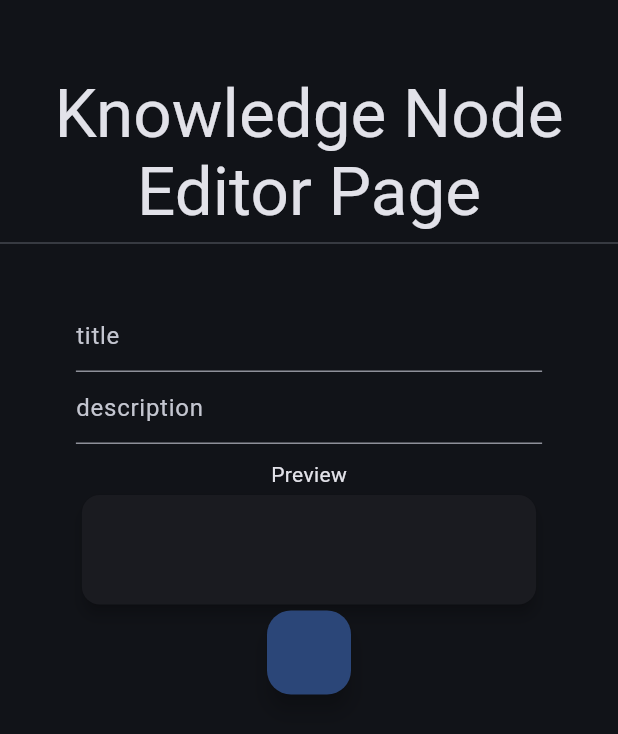
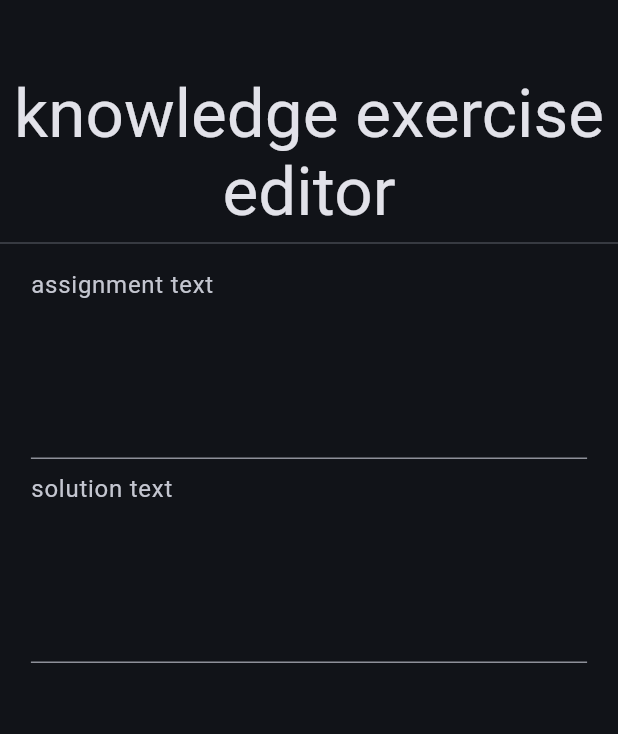
Before and after one commit to winfryed/knowledge_dependency_graph_manager, a Flutter app: the screen it shows after launch, on a phone screen of 412 x 824 dp. Shown: the top 734 px of the screen. Run offline on Flutter 3.47's test engine with Material 2 defaults, Android fonts, the phone set to English and light mode, and no system bars; missing offline and left inert: flutter_math_fork.

Commit message:
rendered_tex.dart

```diff
--- a/lib/main.dart
+++ b/lib/main.dart
@@ -6,6 +6,7 @@ import 'package:flutter/material.dart';
 import 'package:knowledge_dependency_graph_manager/database/knowledge_database.dart';
 import 'package:knowledge_dependency_graph_manager/database/knowledge_json_converter.dart';
 import 'package:knowledge_dependency_graph_manager/database/knowledge_json_converter_default.dart';
+import 'package:knowledge_dependency_graph_manager/presentation/widgets/pages/knowledge_exercise_editor.dart';
 import 'package:knowledge_dependency_graph_manager/presentation/widgets/pages/knowledge_node_editor.dart';
 
 void main() {
@@ -25,8 +26,8 @@ class KnowledgeFrameworkManagerApp extends StatelessWidget {
       title: 'Flutter Demo',
       theme: ThemeData(useMaterial3: true,colorSchemeSeed: Colors.blueAccent,brightness: Brightness.dark
       ),
-      home: Scaffold(body: KnowledgeNodeEditorPage(onAdd: (knowledgeNode) {
-        KnowledgeDatabase.instance.setKnowledgeNode(knowledgeNode);
+      home: Scaffold(body: KnowledgeExerciseEditorPage(onAdd: (exercise) {
+        // KnowledgeDatabase.instance.setKnowledgeNode(knowledgeNode);
       },),),
     );
   }
--- /dev/null
+++ b/lib/presentation/widgets/other/kfm_card_with_column.dart
@@ -0,0 +1,29 @@
+// @author Matthias Weigt 02.03.23
+// All rights reserved ©2023
+
+import 'package:flutter/material.dart';
+
+class KFMCardWithColumn extends StatelessWidget {
+  const KFMCardWithColumn(
+      {super.key, required this.children, this.width, this.height});
+
+  final List<Widget> children;
+
+  final double? width;
+  final double? height;
+
+  @override
+  Widget build(BuildContext context) {
+    return SizedBox(width: width,height: height,
+      child: Card(
+        elevation: 4,
+        child: Padding(
+          padding: const EdgeInsets.all(8.0),
+          child: Column(
+            children: children,
+          ),
+        ),
+      ),
+    );
+  }
+}
--- /dev/null
+++ b/lib/presentation/widgets/other/kfm_text_field.dart
@@ -0,0 +1,24 @@
+// @author Matthias Weigt 02.03.23
+// All rights reserved ©2023
+
+import 'package:flutter/material.dart';
+
+class KFMTextField extends StatelessWidget {
+  const KFMTextField(
+      {super.key, required this.controller, this.width, this.hintText, this.onChanged});
+
+  final TextEditingController controller;
+  final double? width;
+  final String? hintText;
+  final void Function(String text)? onChanged;
+
+  @override
+  Widget build(BuildContext context) {
+    return SizedBox(
+      width: width,
+      child: TextField(maxLines: 5,
+          controller: controller,onChanged: onChanged,
+          decoration: InputDecoration(hintText: hintText)),
+    );
+  }
+}
--- /dev/null
+++ b/lib/presentation/widgets/other/kfmy.dart
@@ -0,0 +1,14 @@
+// @author Matthias Weigt 02.03.23
+// All rights reserved ©2023
+
+
+import 'package:flutter/material.dart';
+
+class KFMY extends StatelessWidget {
+  const KFMY({super.key, required this.y});
+  final double y;
+  @override
+  Widget build(BuildContext context) {
+    return SizedBox(height: y,);
+  }
+}
--- /dev/null
+++ b/lib/presentation/widgets/pages/knowledge_exercise_editor.dart
@@ -0,0 +1,59 @@
+// @author Matthias Weigt 02.03.23
+// All rights reserved ©2023
+
+import 'package:flutter/material.dart';
+import 'package:knowledge_dependency_graph_manager/domain/entities/exercises/exercise.dart';
+import 'package:knowledge_dependency_graph_manager/presentation/widgets/other/kfm_card_with_column.dart';
+import 'package:knowledge_dependency_graph_manager/presentation/widgets/other/kfm_text_field.dart';
+import 'package:knowledge_dependency_graph_manager/presentation/widgets/other/kfmy.dart';
+import 'package:knowledge_dependency_graph_manager/presentation/widgets/pages/knowledge_manager_app_page.dart';
+import 'package:knowledge_dependency_graph_manager/presentation/widgets/pages/rendered_tex.dart';
+
+class KnowledgeExerciseEditorPage extends StatefulWidget {
+  const KnowledgeExerciseEditorPage(
+      {super.key, this.knowledgeNodeExercise, required this.onAdd});
+
+  final KnowledgeNodeExercise? knowledgeNodeExercise;
+
+  final void Function(KnowledgeNodeExercise exercise) onAdd;
+
+  @override
+  State<KnowledgeExerciseEditorPage> createState() =>
+      _KnowledgeExerciseEditorPageState();
+}
+
+class _KnowledgeExerciseEditorPageState
+    extends State<KnowledgeExerciseEditorPage> {
+  final TextEditingController assignmentController = TextEditingController();
+
+  final TextEditingController solutionController = TextEditingController();
+
+  @override
+  Widget build(BuildContext context) {
+    return LayoutBuilder(
+      builder: (p0, p1) => KnowledgeManagerAppPage(
+          title: "knowledge exercise editor",
+          children: [
+            KFMTextField(
+              controller: assignmentController,
+              onChanged: (text) => setState(() {}),
+              width: p1.maxWidth * 0.9,
+              hintText: "assignment text",
+            ),
+            KFMTextField(
+              controller: solutionController,
+              width: p1.maxWidth * 0.9,
+              hintText: "solution text",
+              onChanged: (value) {
+                setState(() {});
+              },
+            ),
+            KFMY(y: 50),
+            KFMCardWithColumn(width: p1.maxWidth*0.9,children: [
+              RenderedTex(text: assignmentController.text),
+              RenderedTex(text: solutionController.text)
+            ]),
+          ]),
+    );
+  }
+}
--- a/lib/presentation/widgets/pages/rendered_tex.dart
+++ b/lib/presentation/widgets/pages/rendered_tex.dart
@@ -2,20 +2,47 @@
 // All rights reserved ©2023
 
 import 'package:flutter/material.dart';
+import 'package:flutter_math_fork/flutter_math.dart';
 
 class RenderedTex extends StatelessWidget {
-  const RenderedTex({super.key, required this.text, required this.textStyle});
+  const RenderedTex({super.key, required this.text, this.textStyle});
 
   final String text;
   final TextStyle? textStyle;
 
   @override
   Widget build(BuildContext context) {
-    return Text(text);
+    return _compile(text, textStyle, context);
   }
 
-  RichText _compile(String text,TextStyle? textStyle,BuildContext context) {
-    //todo 02.03.23 17:28 von @Matthias to @Yuri: Implement me.
-    throw UnimplementedError();
+  Widget _compile(String text,TextStyle? textStyle,BuildContext context) {
+
+    // bool textStartsWithDolloar = text.startsWith("\$");
+
+    TextStyle? defaultStyle = Theme.of(context).textTheme.bodyLarge;
+    if(text.isEmpty) {
+      return SizedBox();
+    }
+    List<String> elements = text.split("\$");
+
+    print(elements);
+
+    List<InlineSpan> spans = [];
+
+    for(int i = 0;i<elements.length;i++) {
+      if(i.isEven) {
+        spans.add(TextSpan(text:elements[i],style: defaultStyle,));
+      } else {
+        spans.add(WidgetSpan(alignment: PlaceholderAlignment.middle,child: Math.tex(elements[i],textStyle: defaultStyle,mathStyle: MathStyle.display,)));
+      }
+
+    }
+
+
+    return RichText(text: TextSpan(children: spans));
+
+
+    return Text(text);
+
   }
 }
```
